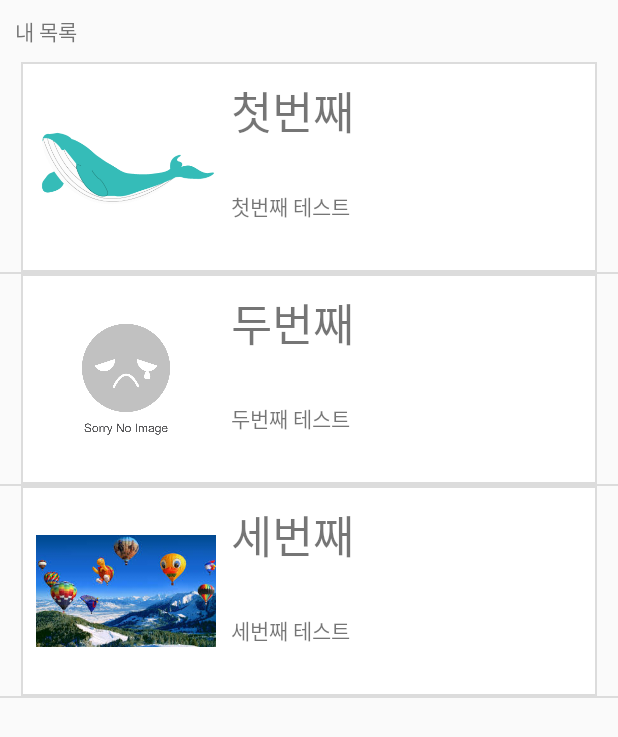
After one commit to whale14/daelimProject, an Android app: the MyListActivity screen opened directly, with no data from a screen before it, on a phone screen of 412 x 824 dp. The commit adds this screen. Shown: the top 737 px of the screen. Run offline under Robolectric (Android 15) with nearby library versions, the phone set to English and light mode, and no system bars.

Commit message:
MyListVIew 제작
커스텀 리스트 뷰를 사용하여 mylistview 페이지 제작 .
달력과 연동해서.. 해보장..

```diff
--- a/app/src/main/AndroidManifest.xml
+++ b/app/src/main/AndroidManifest.xml
@@ -13,6 +13,7 @@
         tools:ignore="GoogleAppIndexingWarning">
         <activity android:name=".MoreInformationActivity"></activity>
         <activity android:name=".LoginActivity"></activity>
+        <activity android:name=".MyListActivity"></activity>
 
         <meta-data
             android:name="com.naver.maps.map.CLIENT_ID"
--- a/app/src/main/java/com/androidproject/MainActivity.java
+++ b/app/src/main/java/com/androidproject/MainActivity.java
@@ -174,11 +174,14 @@ public class MainActivity extends AppCompatActivity implements NavigationView.On
     public boolean onNavigationItemSelected(@NonNull MenuItem menuItem) {
         switch (menuItem.getItemId()){
             case R.id.menu1:
-                Snackbar.make(toolbar_main,"1번",Snackbar.LENGTH_SHORT).show();
+                //Snackbar.make(toolbar_main,"1번",Snackbar.LENGTH_SHORT).show();
+//                Intent intent = new Intent(this, MyListActivity.class);
+//                startActivity(intent);
+                startActivity(new Intent(getApplicationContext(), MyListActivity.class));
                 break;
-            case R.id.menu2:
-                Snackbar.make(toolbar_main,"2번",Snackbar.LENGTH_SHORT).show();
-                break;
+//            case R.id.menu2:
+//                Snackbar.make(toolbar_main,"2번",Snackbar.LENGTH_SHORT).show();
+//                break;
             case R.id.menu_logout:
 
                 final AlertDialog.Builder builder = new AlertDialog.Builder(this);
--- /dev/null
+++ b/app/src/main/java/com/androidproject/MyListActivity.java
@@ -0,0 +1,62 @@
+package com.androidproject;
+
+import android.content.Context;
+import android.graphics.drawable.Drawable;
+import android.os.Bundle;
+import android.support.v4.content.ContextCompat;
+import android.support.v7.app.AppCompatActivity;
+import android.view.View;
+import android.widget.AdapterView;
+import android.widget.ListView;
+import android.widget.Toast;
+
+public class MyListActivity extends AppCompatActivity {
+
+    @Override
+    protected void onCreate(Bundle savedInstanceState) {
+        super.onCreate(savedInstanceState);
+        setContentView(R.layout.my_custom_list);
+
+        ListView listview ;
+        MyListViewAdapter adapter;
+
+        // Adapter 생성
+        adapter = new MyListViewAdapter() ;
+
+        // 리스트뷰 참조 및 Adapter달기
+        listview = (ListView) findViewById(R.id.mylist);
+        listview.setAdapter(adapter);
+
+        // sample Test list
+        // 첫 번째 아이템 추가.
+        adapter.addItem(ContextCompat.getDrawable(this, R.drawable.intro),
+                "첫번째", "첫번째 테스트") ;
+        // 두 번째 아이템 추가.
+        adapter.addItem(ContextCompat.getDrawable(this, R.drawable.no_image),
+                "두번째", "두번째 테스트") ;
+        // 세 번째 아이템 추가.
+        adapter.addItem(ContextCompat.getDrawable(this, R.drawable.sample),
+                "세번째", "세번째 테스트") ;
+
+        // item은 firestore에서 가졍
+
+        listview.setOnItemClickListener(new AdapterView.OnItemClickListener() {
+            @Override
+            public void onItemClick(AdapterView parent, View v, int position, long id) {
+                // get item
+                MyListView myListItem = (MyListView) parent.getItemAtPosition(position) ;
+
+                String myTitle = myListItem.getTitle() ;
+                String myDay = myListItem.getDesc() ;
+                Drawable myImg = myListItem.getIcon() ;
+
+                Toast.makeText(getApplicationContext(), myTitle + "클릭", Toast.LENGTH_LONG).show();
+                // 클릭한 객체의 more page로 이동하도록 구현하기
+            }
+        }) ;
+
+
+
+    }
+
+}
--- /dev/null
+++ b/app/src/main/java/com/androidproject/MyListView.java
@@ -0,0 +1,32 @@
+package com.androidproject;
+
+import android.graphics.drawable.Drawable;
+
+public class MyListView {
+
+    private Drawable myImg ;
+    private String myTitle ;
+    private String myDay ;
+
+    public void setIcon(Drawable img) {
+        myImg = img ;
+    }
+    public void setTitle(String title) {
+        myTitle = title ;
+    }
+    public void setDesc(String day) {
+        myDay = day ;
+    }
+
+    public Drawable getIcon() {
+        return this.myImg ;
+    }
+    public String getTitle() {
+        return this.myTitle ;
+    }
+    public String getDesc() {
+        return this.myDay ;
+    }
+
+
+}
--- /dev/null
+++ b/app/src/main/java/com/androidproject/MyListViewAdapter.java
@@ -0,0 +1,81 @@
+package com.androidproject;
+
+import android.content.Context;
+import android.graphics.drawable.Drawable;
+import android.view.LayoutInflater;
+import android.view.View;
+import android.view.ViewGroup;
+import android.widget.BaseAdapter;
+import android.widget.ImageView;
+import android.widget.TextView;
+
+import java.util.ArrayList;
+
+public class MyListViewAdapter  extends BaseAdapter {
+
+    // Adapter에 추가된 데이터를 저장하기 위한 ArrayList
+    private ArrayList<MyListView> listViewItemList = new ArrayList<MyListView>() ;
+
+    // ListViewAdapter의 생성자
+    public MyListViewAdapter() {
+
+    }
+
+    // Adapter에 사용되는 데이터의 개수를 리턴. : 필수 구현
+    @Override
+    public int getCount() {
+        return listViewItemList.size() ;
+    }
+
+    // position에 위치한 데이터를 화면에 출력하는데 사용될 View를 리턴. : 필수 구현
+    @Override
+    public View getView(int position, View convertView, ViewGroup parent) {
+        final int pos = position;
+        final Context context = parent.getContext();
+
+        // "listview_item" Layout을 inflate하여 convertView 참조 획득.
+        if (convertView == null) {
+            LayoutInflater inflater = (LayoutInflater) context.getSystemService(Context.LAYOUT_INFLATER_SERVICE);
+            convertView = inflater.inflate(R.layout.list_item, parent, false);
+        }
+
+        // 화면에 표시될 View(Layout이 inflate된)으로부터 위젯에 대한 참조 획득
+        ImageView myImg = (ImageView) convertView.findViewById(R.id.myImg) ;
+        TextView myTitle = (TextView) convertView.findViewById(R.id.myTitle) ;
+        TextView myDay = (TextView) convertView.findViewById(R.id.myDay) ;
+
+        // Data Set(listViewItemList)에서 position에 위치한 데이터 참조 획득
+        MyListView listViewItem = listViewItemList.get(position);
+
+        // 아이템 내 각 위젯에 데이터 반영
+        myImg.setImageDrawable(listViewItem.getIcon());
+        myTitle.setText(listViewItem.getTitle());
+        myDay.setText(listViewItem.getDesc());
+
+        return convertView;
+    }
+
+    // 지정한 위치(position)에 있는 데이터와 관계된 아이템(row)의 ID를 리턴. : 필수 구현
+    @Override
+    public long getItemId(int position) {
+        return position ;
+    }
+
+    // 지정한 위치(position)에 있는 데이터 리턴 : 필수 구현
+    @Override
+    public Object getItem(int position) {
+        return listViewItemList.get(position) ;
+    }
+
+    // 아이템 데이터 추가를 위한 함수. 개발자가 원하는대로 작성 가능.
+    public void addItem(Drawable img, String title, String day) {
+        MyListView myListItem = new MyListView();
+
+        myListItem.setIcon(img);
+        myListItem.setTitle(title);
+        myListItem.setDesc(day);
+
+        listViewItemList.add(myListItem);
+    }
+
+}
--- /dev/null
+++ b/app/src/main/res/drawable/my_listview_style.xml
@@ -0,0 +1,19 @@
+<?xml version="1.0" encoding="utf-8"?>
+<selector xmlns:android="http://schemas.android.com/apk/res/android">
+
+    <item
+        android:bottom="1dp"
+        android:left="1dp"
+        android:right="1dp"
+        android:top="1dp">
+        <shape android:shape="rectangle" >
+            <stroke
+                android:width="1dp"
+                android:color="#dcdcdc" />
+
+            <solid android:color="#FFF" />
+        </shape>
+    </item>
+
+
+</selector>
--- /dev/null
+++ b/app/src/main/res/layout/list_item.xml
@@ -0,0 +1,56 @@
+<?xml version="1.0" encoding="utf-8"?>
+<android.support.constraint.ConstraintLayout
+    xmlns:android="http://schemas.android.com/apk/res/android" android:layout_width="match_parent"
+    android:layout_height="match_parent">
+
+    <LinearLayout
+        android:layout_width="match_parent"
+        android:layout_height="wrap_content"
+        android:orientation="horizontal"
+        android:background="@drawable/my_listview_style"
+        android:layout_marginLeft="14dp"
+        android:layout_marginRight="14dp"
+        android:layout_marginBottom="14dp"
+        android:layout_marginTop="14dp"
+        >
+
+        <ImageView
+            android:layout_width="120dp"
+            android:layout_height="120dp"
+            android:src="@drawable/no_image"
+            android:id="@+id/myImg"
+            android:layout_marginRight="10dp"
+            android:layout_marginLeft="10dp"
+            android:layout_marginTop="10dp"
+            android:layout_marginBottom="10dp"
+            />
+
+        <LinearLayout
+            android:layout_width="wrap_content"
+            android:layout_height="wrap_content"
+            android:orientation="vertical">
+
+            <TextView
+                android:id="@+id/myTitle"
+                android:layout_width="wrap_content"
+                android:layout_height="wrap_content"
+                android:text="Title"
+                android:textSize="30dp"
+                android:layout_marginBottom="10dp"
+                android:layout_marginTop="10dp"/>
+
+            <TextView
+                android:layout_width="wrap_content"
+                android:layout_height="wrap_content"
+                android:text="시작날짜 ~ 끝나는날짜"
+                android:id="@+id/myDay"
+                android:paddingTop="20dp"
+                android:layout_marginBottom="10dp"/>
+
+        </LinearLayout>
+
+
+
+    </LinearLayout>
+
+</android.support.constraint.ConstraintLayout>
--- /dev/null
+++ b/app/src/main/res/layout/my_custom_list.xml
@@ -0,0 +1,28 @@
+<?xml version="1.0" encoding="utf-8"?>
+<android.support.constraint.ConstraintLayout
+    xmlns:android="http://schemas.android.com/apk/res/android" android:layout_width="match_parent"
+    android:layout_height="match_parent">
+
+    <LinearLayout
+        android:layout_width="match_parent"
+        android:layout_height="match_parent"
+        android:orientation="vertical">
+
+        <TextView
+            android:layout_width="match_parent"
+            android:layout_height="wrap_content"
+            android:text="내 목록"
+            android:layout_marginBottom="10dp"
+            android:layout_marginTop="10dp"
+            android:layout_marginLeft="10dp"/>
+
+        <ListView
+            android:layout_width="match_parent"
+            android:layout_height="match_parent"
+            android:id="@+id/mylist"></ListView>
+
+    </LinearLayout>
+
+
+
+</android.support.constraint.ConstraintLayout>
--- a/app/src/main/res/menu/menu_drawer.xml
+++ b/app/src/main/res/menu/menu_drawer.xml
@@ -5,9 +5,7 @@
     <item
         android:id="@+id/menu1"
         android:title="MyFestival" />
-    <item
-        android:id="@+id/menu2"
-        android:title="내 리뷰" />
+
     <item
         android:id="@+id/menu_logout"
         android:title="로그아웃"/>
```
